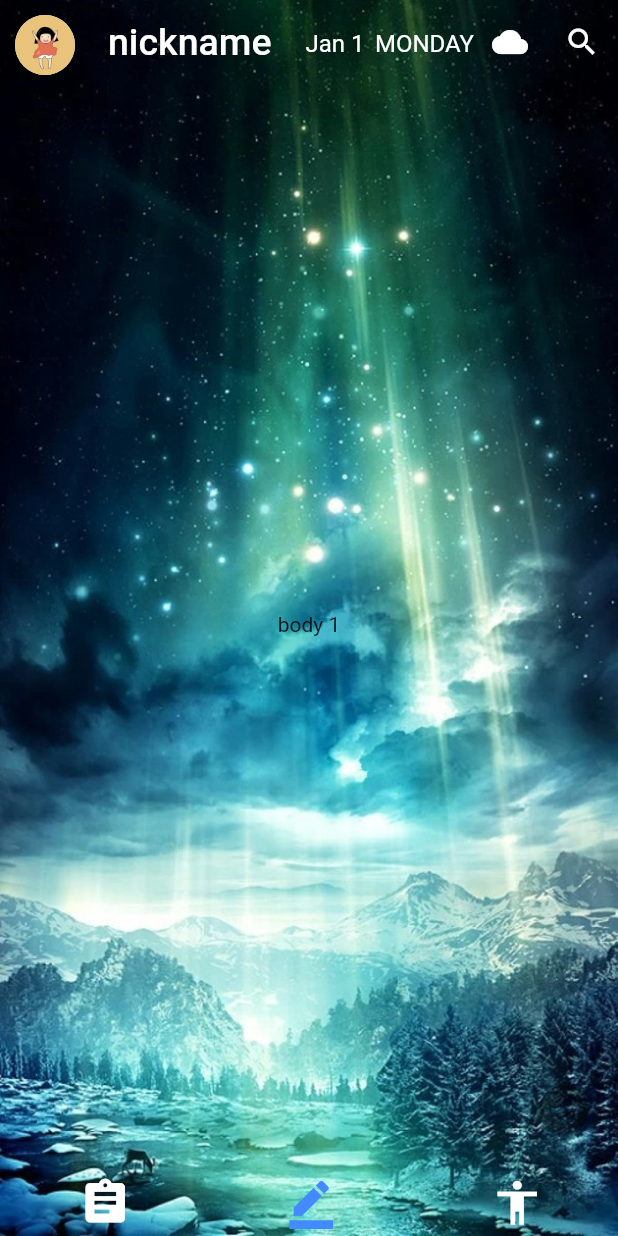
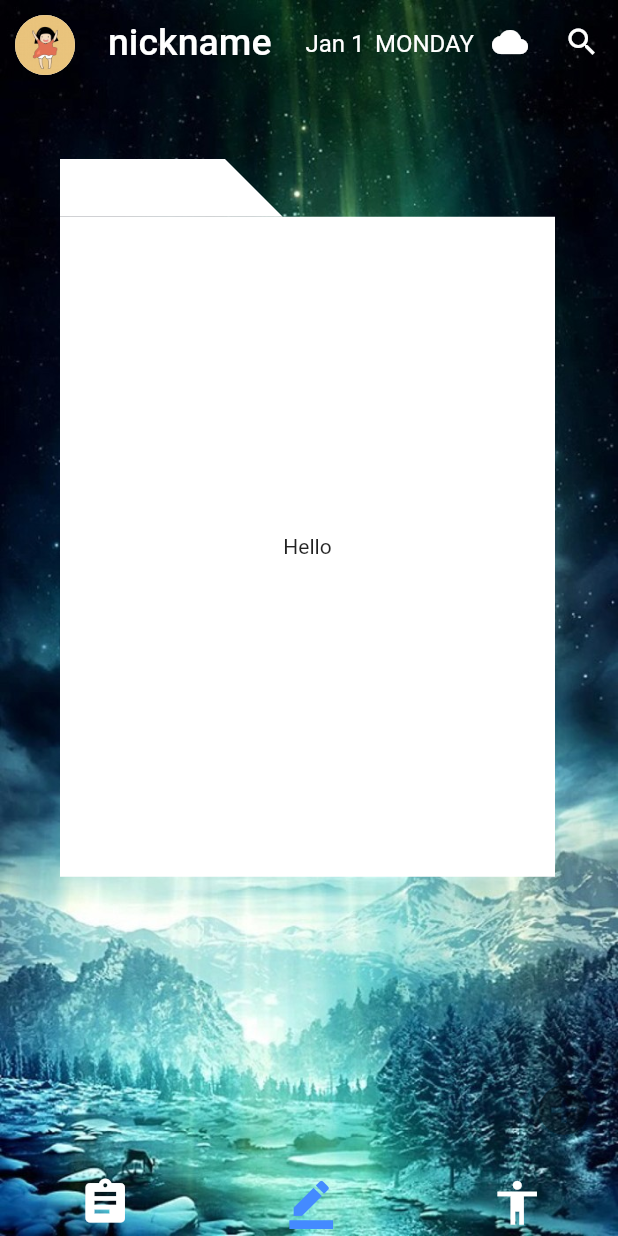
Before and after one commit to scutse-man-month-myth/InkYear, a Flutter app: the screen it shows after launch, item 2 of the bottom bar chosen, on a phone screen of 412 x 824 dp. Run offline on Flutter 3.47's test engine with Material 2 defaults, Android fonts, the phone set to English and light mode, and no system bars.

Commit message:
增加了Card类和Tag类

```diff
--- a/frontend_dev/lib/main.dart
+++ b/frontend_dev/lib/main.dart
@@ -8,6 +8,7 @@ import 'package:frontend_dev/constants/ThemeColors.dart';
 import 'package:frontend_dev/constants/IconStyle.dart';
 import 'package:frontend_dev/constants/StringStyle.dart';
 import 'package:frontend_dev/datas/Location.dart'; // TODO:降低这个类的耦合
+import 'package:frontend_dev/tools/Card.dart'; //导入Card
 
 void main() => runApp(MyApp());
 
@@ -70,7 +71,22 @@ class _MyHomePageState extends State<MyHomePage> {
     // TODO:写成生成器模式
     _bodys = [
       _getBody(0),
-      _getBody(1),
+      //改卡片页面demo，还没写类
+      new Stack(
+        children: <Widget>[
+          new Positioned(
+            top: 50,
+            left: 40,
+            child: new MainCard(
+              cardSize: 110,
+              color: Colors.white,
+              child: new Center(
+                  child: new Text("Hello")
+              ),
+            ),
+          )
+        ],
+      ),
       DailyRecord(),
     ];
   }
--- /dev/null
+++ b/frontend_dev/lib/tools/Card.dart
@@ -0,0 +1,79 @@
+import 'package:flutter/material.dart';
+import 'Tag.dart';
+
+//主页面的卡片类
+class MainCard extends StatefulWidget{
+  double cardSize;
+  Widget child;
+  Color color;
+  String title;
+  MainCard({
+    this.child, this.title, this.cardSize = 100, this.color = Colors.white
+  });
+
+  State<StatefulWidget> createState(){
+    return new MainCardState();
+  }
+}
+class MainCardState extends State<MainCard>{
+  Widget build(BuildContext context){
+    return new Column(
+      crossAxisAlignment: CrossAxisAlignment.start,
+      children: <Widget>[
+        new MainTag(
+          size: widget.cardSize,
+          color: widget.color,
+        ),
+        new Container(
+          height: 4 * widget.cardSize,
+          width: 3 * widget.cardSize,
+          margin: EdgeInsets.all(0),
+          color: widget.color,
+          child: widget.child,
+        )
+      ],
+    );
+  }
+}
+
+//卡包页面的卡片类
+class SelectCard extends StatefulWidget{
+  double cardSize;
+  Widget child;
+  Color color;
+  SelectCard({
+    this.child, this.cardSize = 50, this.color = Colors.white
+  });
+
+  State<StatefulWidget> createState(){
+    return new SelectCardState();
+  }
+}
+class SelectCardState extends State<SelectCard>{
+
+  //选择卡片后返回到主页面
+  static VoidCallback _returnMainPageCallback;
+
+  Widget build(BuildContext context){
+    _returnMainPageCallback = null;
+    return new GestureDetector(
+      child: new Column(
+        crossAxisAlignment: CrossAxisAlignment.start,
+        children: <Widget>[
+          new SelectTag(
+            size: widget.cardSize,
+            color: widget.color,
+          ),
+          new Container(
+            height: 4 * widget.cardSize,
+            width: 3 * widget.cardSize,
+            margin: EdgeInsets.all(0),
+            color: widget.color,
+            child: widget.child,
+          )
+        ],
+      ),
+      onTap: _returnMainPageCallback,
+    );
+  }
+}
--- /dev/null
+++ b/frontend_dev/lib/tools/Tag.dart
@@ -0,0 +1,123 @@
+import 'package:flutter/material.dart';
+import 'package:frontend_dev/tools/Toast.dart';
+
+
+
+class MainTag extends StatefulWidget{
+  double size;
+  Color color;
+  MainTag({
+    @required
+    this.size, this.color
+  });
+  State<StatefulWidget> createState(){
+    return new MainTagState();
+  }
+}
+class MainTagState extends State<MainTag>{
+
+  //进入看今日写的卡片
+  static VoidCallback _seeCardsCallback;
+
+  Widget build(BuildContext context){
+    _seeCardsCallback = (){
+      Toast.toast(context, "click!!!");
+    };
+    return new GestureDetector(
+      child: new Row(
+        children: <Widget>[
+          new Container(
+            padding: EdgeInsets.all(0),
+            margin: EdgeInsets.all(0),
+            color: widget.color,
+            height: 0.35 * widget.size,
+            width: widget.size,
+          ),
+          new CustomPaint(
+            painter: new TriangleCustomPainter(
+                context,
+                <Coordinate>[
+                  new Coordinate(cx:0 , cy: -0.35 * widget.size / 2),
+                  new Coordinate(cx:0 , cy: 0.35 * widget.size / 2),
+                  new Coordinate(cx: 0.35 * widget.size , cy: 0.35 * widget.size / 2),
+                ],
+                color: widget.color
+            ),
+          ),
+        ],
+      ),
+      onTap: _seeCardsCallback,
+    );
+  }
+}
+
+class SelectTag extends StatefulWidget{
+  double size;
+  Color color;
+  SelectTag({
+    @required
+    this.size, this.color
+  });
+  State<StatefulWidget> createState(){
+    return new SelectTagState();
+  }
+}
+class SelectTagState extends State<SelectTag>{
+  Widget build(BuildContext context){
+    return new Row(
+      children: <Widget>[
+        new Container(
+          padding: EdgeInsets.all(0),
+          margin: EdgeInsets.all(0),
+          color: widget.color,
+          height: 0.35 * widget.size,
+          width: widget.size,
+        ),
+        new CustomPaint(
+          painter: new TriangleCustomPainter(
+              context,
+              <Coordinate>[
+                new Coordinate(cx:0 , cy: -0.35 * widget.size / 2),
+                new Coordinate(cx:0 , cy: 0.35 * widget.size / 2),
+                new Coordinate(cx: 0.35 * widget.size , cy: 0.35 * widget.size / 2),
+              ],
+              color: widget.color
+          ),
+        ),
+      ],
+    );
+  }
+}
+
+//自定义 坐标
+class Coordinate {
+  final double cx;
+  final double cy;
+  Coordinate({this.cx, this.cy});
+}
+//绘制三角形
+class TriangleCustomPainter extends CustomPainter {
+  Paint _paint = new Paint();//画笔富含各种属性方法。仔细查看源码
+  final BuildContext context;
+  final List spots;
+  final Color color;
+
+  TriangleCustomPainter(this.context, this.spots, {this.color});
+
+  @override
+  void paint(Canvas canvas, Size size) {
+    Path path = new Path()..moveTo(spots[0].cx, spots[0].cy);
+    path.lineTo(spots[1].cx, spots[1].cy);
+    path.lineTo(spots[2].cx, spots[2].cy);
+    canvas.drawPath(
+        path,
+        _paint
+          ..style = PaintingStyle.fill
+          ..color = color);
+  }
+
+  @override
+  bool shouldRepaint(CustomPainter oldDelegate) {
+    return true;
+  }
+}
```
Also changed, not shown: frontend_dev/pubspec.lock.
